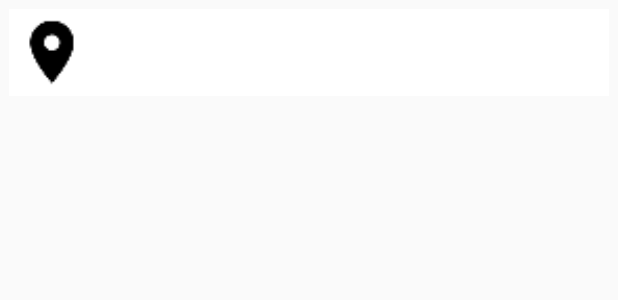
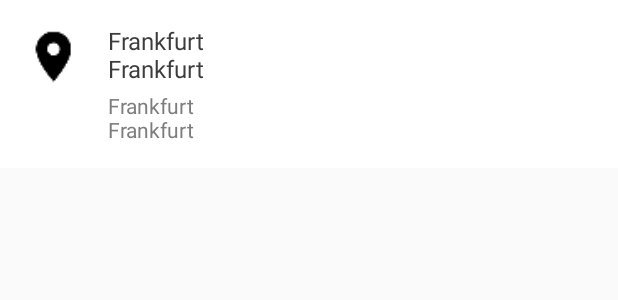
Before and after one commit to CityZenApp/AndroidApp, an Android app: the layout place_list_item.xml on its own in the app's theme, with its tools: preview values and no code run, on a phone screen of 412 x 824 dp. Shown: the top 300 px of the screen. Run offline under Robolectric (Android 15) with nearby library versions, the phone set to English and light mode, and no system bars.

Commit message:
materialize location list designs

```diff
--- a/CityZenApp/app/src/main/java/com/cityzen/cityzen/Adapters/ParcelablePoiListAdapter.java
+++ b/CityZenApp/app/src/main/java/com/cityzen/cityzen/Adapters/ParcelablePoiListAdapter.java
@@ -17,7 +17,6 @@ import java.util.Map;
 /**
  * Created by Valdio Veliu on 26/04/2017.
  */
-
 public class ParcelablePoiListAdapter extends RecyclerView.Adapter<ParcelablePoiListAdapter.ViewHolder> {
 
     private Context context;
@@ -32,8 +31,7 @@ public class ParcelablePoiListAdapter extends RecyclerView.Adapter<ParcelablePoi
     public ViewHolder onCreateViewHolder(ViewGroup parent, int viewType) {
         //Inflate the layout, initialize the View Holder
         View v = LayoutInflater.from(parent.getContext()).inflate(R.layout.place_list_item, parent, false);
-        ParcelablePoiListAdapter.ViewHolder holder = new ParcelablePoiListAdapter.ViewHolder(v);
-        return holder;
+       return new ParcelablePoiListAdapter.ViewHolder(v);
     }
 
     @Override
--- a/CityZenApp/app/src/main/java/com/cityzen/cityzen/Adapters/PlaceListAdapter.java
+++ b/CityZenApp/app/src/main/java/com/cityzen/cityzen/Adapters/PlaceListAdapter.java
@@ -17,7 +17,6 @@ import java.util.Map;
 /**
  * Created by Valdio Veliu on 26/04/2017.
  */
-
 public class PlaceListAdapter extends RecyclerView.Adapter<PlaceListAdapter.ViewHolder> {
 
     private Context context;
--- a/CityZenApp/app/src/main/java/com/cityzen/cityzen/Fragments/FavoritesFragment.java
+++ b/CityZenApp/app/src/main/java/com/cityzen/cityzen/Fragments/FavoritesFragment.java
@@ -4,6 +4,7 @@ import android.os.Bundle;
 import android.support.annotation.Nullable;
 import android.support.v4.app.Fragment;
 import android.support.v4.app.FragmentManager;
+import android.support.v7.widget.DividerItemDecoration;
 import android.support.v7.widget.LinearLayoutManager;
 import android.support.v7.widget.RecyclerView;
 import android.view.LayoutInflater;
@@ -57,6 +58,9 @@ public class FavoritesFragment extends Fragment {
             adapter = new ParcelablePoiListAdapter(getActivity(), storageUtil.getFavoritePOIs());
             recyclerView.setAdapter(adapter);
             recyclerView.setLayoutManager(new LinearLayoutManager(getActivity()));
+            recyclerView.addItemDecoration(new
+                    DividerItemDecoration(getActivity(),
+                    DividerItemDecoration.VERTICAL));
 
             // Item touch Listener
             recyclerView.addOnItemTouchListener(new RecyclerViewTouchListener(getActivity(), recyclerView, new RecyclerViewItemClickInterface() {
--- a/CityZenApp/app/src/main/java/com/cityzen/cityzen/Fragments/SearchFragment.java
+++ b/CityZenApp/app/src/main/java/com/cityzen/cityzen/Fragments/SearchFragment.java
@@ -6,6 +6,7 @@ import android.os.Bundle;
 import android.support.annotation.Nullable;
 import android.support.v4.app.Fragment;
 import android.support.v4.app.FragmentManager;
+import android.support.v7.widget.DividerItemDecoration;
 import android.support.v7.widget.LinearLayoutManager;
 import android.support.v7.widget.RecyclerView;
 import android.support.v7.widget.SearchView;
@@ -237,6 +238,9 @@ public class SearchFragment extends Fragment {
             adapter = new PlaceListAdapter(getActivity(), adapterElements);
             recyclerView.setAdapter(adapter);
             recyclerView.setLayoutManager(new LinearLayoutManager(getActivity()));
+            recyclerView.addItemDecoration(new
+                    DividerItemDecoration(getActivity(),
+                    DividerItemDecoration.VERTICAL));
 
             // Item touch Listener
             recyclerView.addOnItemTouchListener(new RecyclerViewTouchListener(getActivity(), recyclerView, new RecyclerViewItemClickInterface() {
--- a/CityZenApp/app/src/main/res/layout/place_list_item.xml
+++ b/CityZenApp/app/src/main/res/layout/place_list_item.xml
@@ -1,31 +1,29 @@
 <?xml version="1.0" encoding="utf-8"?>
 <LinearLayout xmlns:android="http://schemas.android.com/apk/res/android"
     xmlns:app="http://schemas.android.com/apk/res-auto"
+    xmlns:tools="http://schemas.android.com/tools"
     android:layout_width="match_parent"
     android:layout_height="wrap_content"
-    android:layout_margin="6dp"
     android:background="@color/colorWhite"
-    android:orientation="horizontal">
+    android:minHeight="72dp"
+    android:orientation="horizontal"
+    android:paddingLeft="16dp"
+    android:paddingRight="16dp"
+    android:paddingTop="16dp"
+    android:paddingBottom="12dp">
 
-    <LinearLayout
-        android:layout_width="wrap_content"
-        android:layout_height="match_parent"
-        android:layout_margin="4dp">
-
-        <ImageView
-            android:id="@+id/placeImage"
-            android:layout_width="match_parent"
-            android:layout_height="wrap_content"
-            android:minHeight="50dp"
-            android:minWidth="50dp"
-            app:srcCompat="@drawable/search_ic_location" />
-    </LinearLayout>
+    <ImageView
+        android:id="@+id/placeImage"
+        android:layout_marginTop="2dp"
+        android:layout_width="40dp"
+        android:layout_height="40dp"
+        app:srcCompat="@drawable/search_ic_location" />
 
     <LinearLayout
         android:layout_width="match_parent"
-        android:layout_height="match_parent"
-        android:lines="2"
-        android:maxLines="4"
+        android:layout_height="wrap_content"
+        android:layout_marginLeft="16dp"
+        android:layout_marginStart="16dp"
         android:orientation="vertical">
 
         <TextView
@@ -33,22 +31,23 @@
             android:layout_width="match_parent"
             android:layout_height="wrap_content"
             android:layout_marginBottom="4dp"
-            android:foregroundGravity="center_horizontal"
-            android:gravity="center_horizontal"
-            android:textAlignment="center"
+            android:maxLines="4"
             android:textAppearance="@style/TextAppearance.AppCompat"
-            android:textColor="#7D7D7D" />
+            android:textColor="#3C3C3C"
+            android:textSize="16sp"
+            tools:text="Frankfurt\nFrankfurt" />
 
         <TextView
             android:id="@+id/placeOpeningHours"
             android:layout_width="match_parent"
             android:layout_height="wrap_content"
-            android:foregroundGravity="center_horizontal"
-            android:gravity="center_horizontal"
-            android:textAlignment="center"
+            android:maxLines="2"
             android:textAppearance="@style/TextAppearance.AppCompat"
             android:textColor="#7D7D7D"
-            android:visibility="gone" />
+            android:textSize="14sp"
+            android:visibility="visible"
+            android:layout_marginBottom="4dp"
+            tools:text="Frankfurt\nFrankfurt" />
     </LinearLayout>
 
 </LinearLayout>
```
